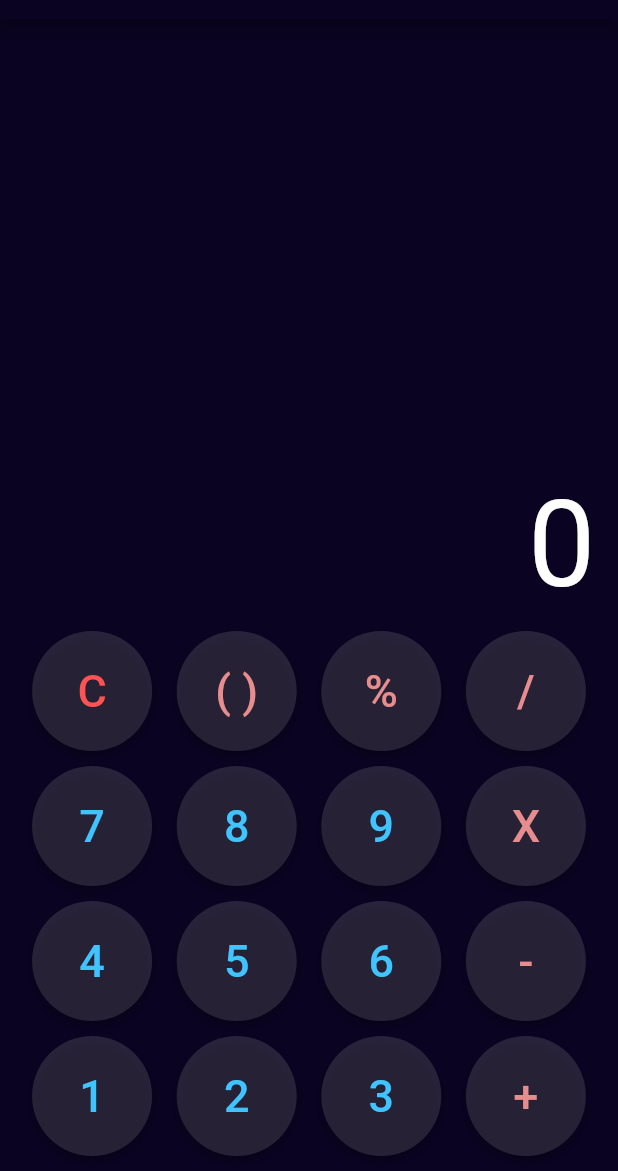
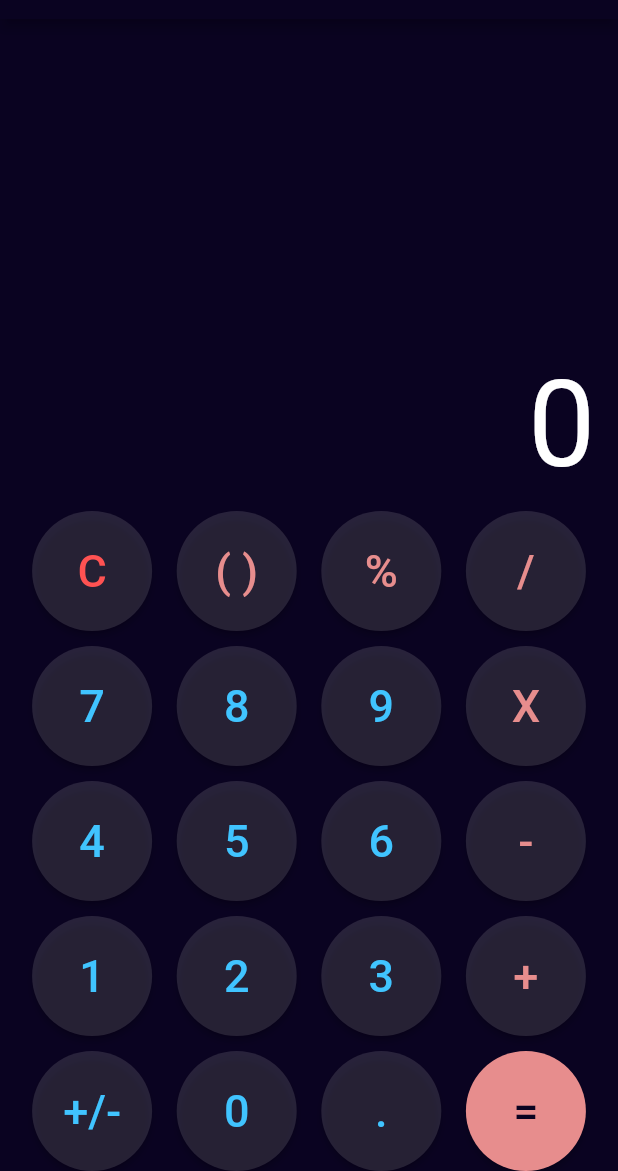
Before and after one commit to UdeepaSandakal/calculator, a Flutter app: the screen it shows after launch, on a phone screen of 412 x 824 dp, the part 65-1236 px from its top. Run offline on Flutter 3.47's test engine with Material 2 defaults, Android fonts, the phone set to English and light mode, and no system bars.

Commit message:
creating numberpad row-5

```diff
--- a/lib/calculator.dart
+++ b/lib/calculator.dart
@@ -93,6 +93,16 @@ class _CalculatorState extends State<Calculator> {
               ],
             ),
             SizedBox(height: 10),
+            Row(
+              mainAxisAlignment: MainAxisAlignment.spaceEvenly,
+              children: [
+                numButton("+/-", Colors.white12, Colors.lightBlueAccent),
+                numButton("0", Colors.white12, Colors.lightBlueAccent),
+                numButton(".", Colors.white12, Colors.lightBlueAccent),
+                numButton(
+                    "=", Color.fromARGB(255, 231, 141, 141), Color(0xff0a0321)),
+              ],
+            ),
           ],
         ),
       ),
```
